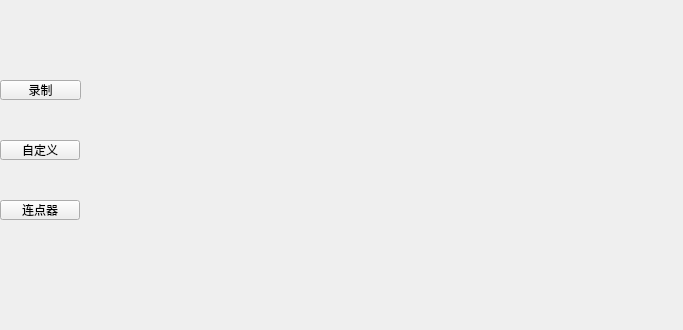
Above: ui/add_widget.ui from hanxi19/Key-Wizard before the change. Below: the same form after it.
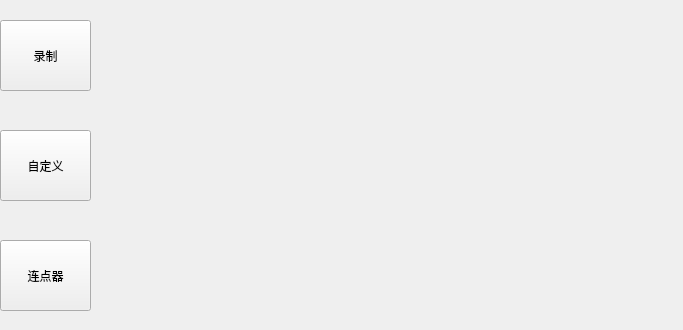
That is the form after the change.

What changed in the file:
```diff
--- a/ui/add_widget.ui
+++ b/ui/add_widget.ui
@@ -17,9 +17,9 @@
    <property name="geometry">
     <rect>
      <x>0</x>
-     <y>80</y>
-     <width>81</width>
-     <height>20</height>
+     <y>20</y>
+     <width>91</width>
+     <height>71</height>
     </rect>
    </property>
    <property name="text">
@@ -30,9 +30,9 @@
    <property name="geometry">
     <rect>
      <x>0</x>
-     <y>140</y>
-     <width>80</width>
-     <height>20</height>
+     <y>130</y>
+     <width>91</width>
+     <height>71</height>
     </rect>
    </property>
    <property name="text">
@@ -43,9 +43,9 @@
    <property name="geometry">
     <rect>
      <x>0</x>
-     <y>200</y>
-     <width>80</width>
-     <height>20</height>
+     <y>240</y>
+     <width>91</width>
+     <height>71</height>
     </rect>
    </property>
    <property name="text">
```
Left out of the diff: 13 changed lines with no effect on the pictures.
